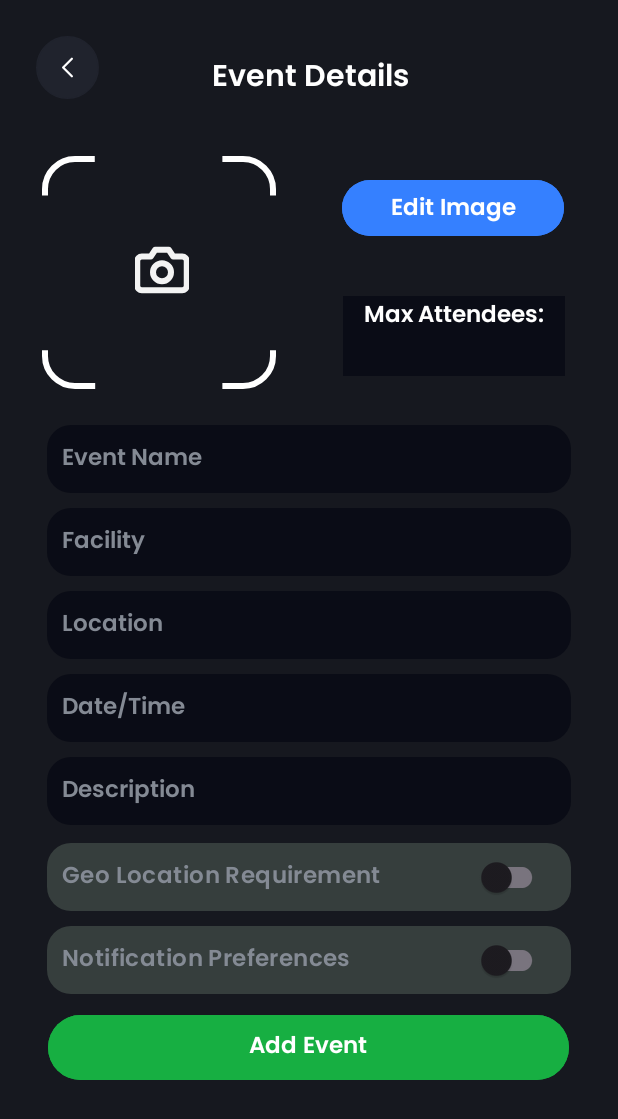
After one commit to CMPUT301F24intels/intels-events, an Android app: the layout add_event.xml on its own in the app's theme, with its tools: preview values and no code run, on a phone screen of 412 x 824 dp. The commit adds this screen. Shown: the top 1119 px of the screen. Run offline under Robolectric (Android 15) with nearby library versions, the phone set to English and light mode, and no system bars; Roboto replaces fonts that are not available here.

Commit message:
Created the Add event page layout UI

```diff
--- /dev/null
+++ b/app/src/main/res/drawable/camera_image.xml
@@ -0,0 +1,20 @@
+<vector xmlns:android="http://schemas.android.com/apk/res/android"
+    android:width="36dp"
+    android:height="36dp"
+    android:viewportWidth="36"
+    android:viewportHeight="36">
+    <group>
+        <path
+            android:strokeColor="#FFF3F3F3"
+            android:strokeWidth="4"
+            android:strokeLineCap="round"
+            android:strokeLineJoin="round"
+            android:pathData="M34.5 28.5c0 0.8-0.32 1.56-0.88 2.12S32.3 31.5 31.5 31.5h-27c-0.8 0-1.56-0.32-2.12-0.88S1.5 29.3 1.5 28.5V12c0-0.8 0.32-1.56 0.88-2.12S3.7 9 4.5 9h6l3-4.5h9l3 4.5h6c0.8 0 1.56 0.32 2.12 0.88S34.5 11.2 34.5 12v16.5Z"/>
+        <path
+            android:strokeColor="#FFF3F3F3"
+            android:strokeWidth="4"
+            android:strokeLineCap="round"
+            android:strokeLineJoin="round"
+            android:pathData="M18 25.5c3.31 0 6-2.69 6-6s-2.69-6-6-6-6 2.69-6 6 2.69 6 6 6Z"/>
+    </group>
+</vector>
--- /dev/null
+++ b/app/src/main/res/drawable/pfp_placeholder_image.xml
@@ -0,0 +1,10 @@
+<vector xmlns:android="http://schemas.android.com/apk/res/android"
+    android:width="156dp"
+    android:height="155dp"
+    android:viewportWidth="156"
+    android:viewportHeight="155">
+    <path
+        android:strokeColor="#FFFFFFFF"
+        android:strokeWidth="4"
+        android:pathData="M35.18 2H22C10.95 2 2 10.95 2 22v4.22M120.25 2H134c11.05 0 20 8.95 20 20v4.22m0 102.97V133c0 11.05-8.95 20-20 20h-13.75m-84.79 0H22c-11.05 0-20-8.95-20-20v-3.81"/>
+</vector>
--- /dev/null
+++ b/app/src/main/res/drawable/rounded_corner_rectangle_light_black.xml
@@ -0,0 +1,6 @@
+<?xml version="1.0" encoding="utf-8"?>
+<shape xmlns:android="http://schemas.android.com/apk/res/android">
+    <corners android:radius="16dp" />
+    <solid android:color="#0A0C16" />
+
+</shape>
--- /dev/null
+++ b/app/src/main/res/drawable/rounded_corner_rectangle_light_gray.xml
@@ -0,0 +1,6 @@
+<?xml version="1.0" encoding="utf-8"?>
+<shape xmlns:android="http://schemas.android.com/apk/res/android">
+    <corners android:radius="16dp" />
+    <solid android:color="#363E3D" />
+
+</shape>
--- /dev/null
+++ b/app/src/main/res/layout/add_event.xml
@@ -0,0 +1,243 @@
+<?xml version="1.0" encoding="utf-8"?>
+<androidx.constraintlayout.widget.ConstraintLayout xmlns:android="http://schemas.android.com/apk/res/android"
+    xmlns:app="http://schemas.android.com/apk/res-auto"
+    xmlns:tools="http://schemas.android.com/tools"
+    android:layout_width="match_parent"
+    android:layout_height="match_parent"
+    android:background="#16181F">
+
+    <ImageButton
+        android:id="@+id/back_button"
+        android:layout_width="wrap_content"
+        android:layout_height="wrap_content"
+        android:layout_marginStart="24dp"
+        android:layout_marginTop="24dp"
+        android:background="@android:color/transparent"
+        app:layout_constraintStart_toStartOf="parent"
+        app:layout_constraintTop_toTopOf="parent"
+        app:srcCompat="@drawable/back_button" />
+
+    <TextView
+        android:id="@+id/eventDetailsTextview"
+        android:layout_width="wrap_content"
+        android:layout_height="wrap_content"
+        android:layout_marginEnd="136dp"
+        android:fontFamily="@font/poppins_semibold"
+        android:text="@string/event_details_title"
+        android:textAlignment="center"
+        android:textColor="@color/white"
+        android:textSize="20sp"
+        app:layout_constraintBottom_toBottomOf="parent"
+        app:layout_constraintEnd_toEndOf="parent"
+        app:layout_constraintHorizontal_bias="0.96"
+        app:layout_constraintStart_toEndOf="@+id/back_button"
+        app:layout_constraintTop_toTopOf="parent"
+        app:layout_constraintVertical_bias="0.045" />
+
+    <ImageView
+        android:id="@+id/pfpPlaceholder"
+        android:layout_width="wrap_content"
+        android:layout_height="wrap_content"
+        android:layout_marginStart="28dp"
+        android:layout_marginTop="38dp"
+        android:layout_marginBottom="472dp"
+        app:layout_constraintBottom_toBottomOf="parent"
+        app:layout_constraintStart_toStartOf="parent"
+        app:layout_constraintTop_toBottomOf="@+id/back_button"
+        app:layout_constraintVertical_bias="0.0"
+        app:srcCompat="@drawable/pfp_placeholder_image" />
+
+    <ImageView
+        android:id="@+id/camera_image"
+        android:layout_width="wrap_content"
+        android:layout_height="wrap_content"
+        app:layout_constraintBottom_toBottomOf="@+id/pfpPlaceholder"
+        app:layout_constraintEnd_toEndOf="@+id/pfpPlaceholder"
+        app:layout_constraintHorizontal_bias="0.516"
+        app:layout_constraintStart_toStartOf="@+id/pfpPlaceholder"
+        app:layout_constraintTop_toTopOf="@+id/pfpPlaceholder"
+        app:layout_constraintVertical_bias="0.487"
+        app:srcCompat="@drawable/camera_image" />
+
+    <Button
+        android:id="@+id/edit_pfp_button"
+        android:layout_width="148dp"
+        android:layout_height="45dp"
+        android:layout_marginStart="30dp"
+        android:layout_marginTop="116dp"
+        android:backgroundTint="#3580FF"
+        android:fontFamily="@font/poppins_semibold"
+        android:text="@string/edit_image"
+        android:textSize="15sp"
+        app:layout_constraintEnd_toEndOf="parent"
+        app:layout_constraintHorizontal_bias="0.283"
+        app:layout_constraintStart_toEndOf="@+id/pfpPlaceholder"
+        app:layout_constraintTop_toTopOf="parent" />
+
+    <Button
+        android:id="@+id/add_event_button"
+        android:layout_width="347dp"
+        android:layout_height="51dp"
+        android:layout_marginTop="10dp"
+        android:backgroundTint="#17AF42"
+        android:fontFamily="@font/poppins_semibold"
+        android:text="@string/add_event"
+        android:textSize="15sp"
+        app:layout_constraintBottom_toBottomOf="parent"
+        app:layout_constraintEnd_toEndOf="parent"
+        app:layout_constraintHorizontal_bias="0.498"
+        app:layout_constraintStart_toStartOf="parent"
+        app:layout_constraintTop_toBottomOf="@+id/notifPreferenceTextView"
+        app:layout_constraintVertical_bias="0.0" />
+
+    <TextView
+        android:id="@+id/max_attendees_textview"
+        android:layout_width="148dp"
+        android:layout_height="wrap_content"
+        android:layout_marginStart="35dp"
+        android:layout_marginTop="36dp"
+        android:fontFamily="@font/poppins_semibold"
+        android:text="Max Attendees:"
+        android:textAlignment="center"
+        android:textColor="@color/white"
+        android:textSize="15sp"
+        android:background="#0A0C16"
+        app:layout_constraintEnd_toEndOf="parent"
+        app:layout_constraintHorizontal_bias="0.208"
+        app:layout_constraintStart_toEndOf="@+id/pfpPlaceholder"
+        app:layout_constraintTop_toBottomOf="@+id/edit_pfp_button" />
+
+    <EditText
+        android:id="@+id/max_attendees_number"
+        android:layout_width="148dp"
+        android:layout_height="wrap_content"
+        android:layout_marginStart="35dp"
+        android:background="#0A0C16"
+        android:fontFamily="@font/poppins_semibold"
+        android:textAlignment="center"
+        android:textColor="@color/white"
+        android:textSize="15sp"
+        app:layout_constraintEnd_toEndOf="parent"
+        app:layout_constraintHorizontal_bias="0.208"
+        app:layout_constraintStart_toEndOf="@+id/pfpPlaceholder"
+        app:layout_constraintTop_toBottomOf="@+id/max_attendees_textview" />
+
+    <EditText
+        android:id="@+id/eventNameEditText"
+        android:layout_width="349dp"
+        android:layout_height="45dp"
+        android:layout_marginTop="24dp"
+        android:background="@drawable/rounded_corner_rectangle_light_black"
+        android:fontFamily="@font/poppins_semibold"
+        android:hint="@string/event_name"
+        android:paddingStart="10dp"
+        android:textColor="@color/white"
+        android:textColorHint="#848A94"
+        android:textSize="15sp"
+        app:layout_constraintEnd_toEndOf="parent"
+        app:layout_constraintStart_toStartOf="parent"
+        app:layout_constraintTop_toBottomOf="@+id/pfpPlaceholder" />
+
+    <EditText
+        android:id="@+id/facilityEditText"
+        android:layout_width="349dp"
+        android:layout_height="45dp"
+        android:layout_marginTop="10dp"
+        android:background="@drawable/rounded_corner_rectangle_light_black"
+        android:fontFamily="@font/poppins_semibold"
+        android:hint="@string/facility"
+        android:paddingStart="10dp"
+        android:textColor="@color/white"
+        android:textColorHint="#848A94"
+        android:textSize="15sp"
+        app:layout_constraintEnd_toEndOf="parent"
+        app:layout_constraintStart_toStartOf="parent"
+        app:layout_constraintTop_toBottomOf="@+id/eventNameEditText" />
+
+    <EditText
+        android:id="@+id/locationEditText"
+        android:layout_width="349dp"
+        android:layout_height="45dp"
+        android:layout_marginTop="10dp"
+        android:background="@drawable/rounded_corner_rectangle_light_black"
+        android:fontFamily="@font/poppins_semibold"
+        android:hint="@string/location"
+        android:paddingStart="10dp"
+        android:textColor="@color/white"
+        android:textColorHint="#848A94"
+        android:textSize="15sp"
+        app:layout_constraintEnd_toEndOf="parent"
+        app:layout_constraintStart_toStartOf="parent"
+        app:layout_constraintTop_toBottomOf="@+id/facilityEditText" />
+
+    <EditText
+        android:id="@+id/dateTimeEditText"
+        android:layout_width="349dp"
+        android:layout_height="45dp"
+        android:layout_marginTop="10dp"
+        android:background="@drawable/rounded_corner_rectangle_light_black"
+        android:fontFamily="@font/poppins_semibold"
+        android:hint="@string/date_time"
+        android:paddingStart="10dp"
+        android:textColor="@color/white"
+        android:textColorHint="#848A94"
+        android:textSize="15sp"
+        app:layout_constraintEnd_toEndOf="parent"
+        app:layout_constraintStart_toStartOf="parent"
+        app:layout_constraintTop_toBottomOf="@+id/locationEditText" />
+
+    <EditText
+        android:id="@+id/descriptionEditText"
+        android:layout_width="349dp"
+        android:layout_height="45dp"
+        android:layout_marginTop="10dp"
+        android:background="@drawable/rounded_corner_rectangle_light_black"
+        android:fontFamily="@font/poppins_semibold"
+        android:hint="@string/description"
+        android:paddingStart="10dp"
+        android:textColor="@color/white"
+        android:textColorHint="#848A94"
+        android:textSize="15sp"
+        app:layout_constraintEnd_toEndOf="parent"
+        app:layout_constraintStart_toStartOf="parent"
+        app:layout_constraintTop_toBottomOf="@+id/dateTimeEditText" />
+
+    <androidx.appcompat.widget.SwitchCompat
+        android:id="@+id/geolocationRequirementTextView"
+        android:layout_width="349dp"
+        android:layout_height="45dp"
+        android:layout_marginTop="12dp"
+        android:background="@drawable/rounded_corner_rectangle_light_gray"
+        android:fontFamily="@font/poppins_semibold"
+        android:paddingStart="10dp"
+        android:paddingEnd="15dp"
+        android:text="@string/geo_location_requirement"
+        android:textAlignment="viewStart"
+        android:textColor="#848A94"
+        android:textSize="15sp"
+        app:flow_horizontalAlign="start"
+        app:flow_verticalAlign="center"
+        app:layout_constraintEnd_toEndOf="parent"
+        app:layout_constraintStart_toStartOf="parent"
+        app:layout_constraintTop_toBottomOf="@+id/descriptionEditText" />
+
+    <androidx.appcompat.widget.SwitchCompat
+        android:id="@+id/notifPreferenceTextView"
+        android:layout_width="349dp"
+        android:layout_height="45dp"
+        android:background="@drawable/rounded_corner_rectangle_light_gray"
+        android:fontFamily="@font/poppins_semibold"
+        android:paddingStart="10dp"
+        android:paddingEnd="15dp"
+        android:textAlignment="textStart"
+        android:textColor="#848A94"
+        android:textSize="15sp"
+        app:flow_horizontalAlign="start"
+        app:flow_verticalAlign="center"
+        android:layout_marginTop="10dp"
+        android:text="@string/notification_preferences"
+        app:layout_constraintEnd_toEndOf="parent"
+        app:layout_constraintStart_toStartOf="parent"
+        app:layout_constraintTop_toBottomOf="@+id/geolocationRequirementTextView" />
+
+</androidx.constraintlayout.widget.ConstraintLayout>
--- a/app/src/main/res/values/strings.xml
+++ b/app/src/main/res/values/strings.xml
@@ -43,4 +43,14 @@
         libero vel nunc consequat, quis tincidunt nisl eleifend. Cras bibendum enim a justo luctus
         vestibulum. Fusce dictum libero quis erat maximus, vitae volutpat diam dignissim.
     </string>
+    <string name="event_details_title">Event Details</string>
+    <string name="edit_image">Edit Image</string>
+    <string name="event_name">Event Name</string>
+    <string name="facility">Facility</string>
+    <string name="location">Location</string>
+    <string name="date_time">Date/Time</string>
+    <string name="description">Description</string>
+    <string name="geo_location_requirement">Geo Location Requirement</string>
+    <string name="notification_preferences">Notification Preferences</string>
+    <string name="add_event">Add Event</string>
 </resources>
```
